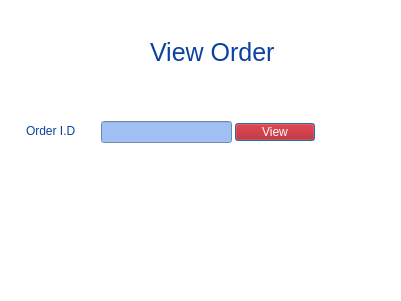
Before: the Qt Designer form Bhitti/trackorder.ui in BigyaDhungana/Bhitti_v2, drawn with Qt 5.
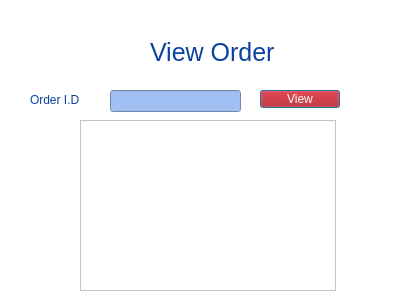
After: the same form once the commit is applied. Icons and pictures are not drawn.

What changed in the file:
```diff
--- a/Bhitti/trackorder.ui
+++ b/Bhitti/trackorder.ui
@@ -63,8 +63,8 @@
   <widget class="QPushButton" name="pushButton">
    <property name="geometry">
     <rect>
-     <x>235</x>
-     <y>123</y>
+     <x>260</x>
+     <y>90</y>
      <width>80</width>
      <height>18</height>
     </rect>
@@ -85,8 +85,8 @@
   <widget class="QLineEdit" name="lineEdit">
    <property name="geometry">
     <rect>
-     <x>101</x>
-     <y>121</y>
+     <x>110</x>
+     <y>90</y>
      <width>131</width>
      <height>22</height>
     </rect>
@@ -98,8 +98,8 @@
   <widget class="QLabel" name="label_2">
    <property name="geometry">
     <rect>
-     <x>26</x>
-     <y>121</y>
+     <x>30</x>
+     <y>90</y>
      <width>71</width>
      <height>20</height>
     </rect>
@@ -120,6 +120,16 @@
     <string>Order I.D</string>
    </property>
   </widget>
+  <widget class="QTableView" name="tableView">
+   <property name="geometry">
+    <rect>
+     <x>80</x>
+     <y>120</y>
+     <width>256</width>
+     <height>171</height>
+    </rect>
+   </property>
+  </widget>
  </widget>
  <resources/>
  <connections/>
```
